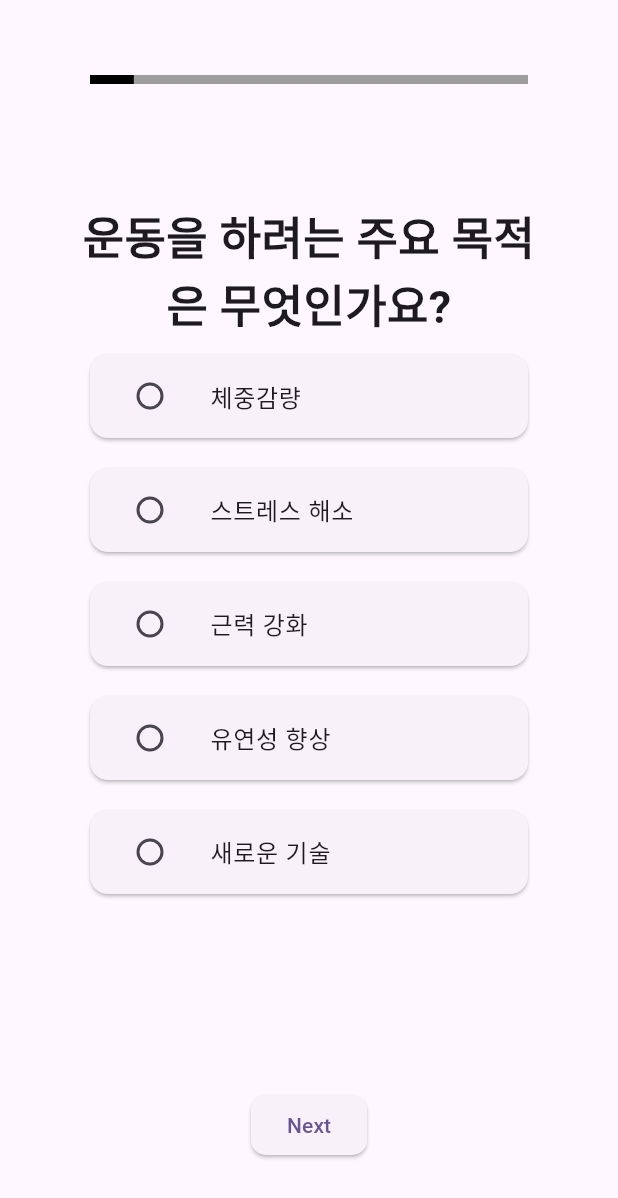
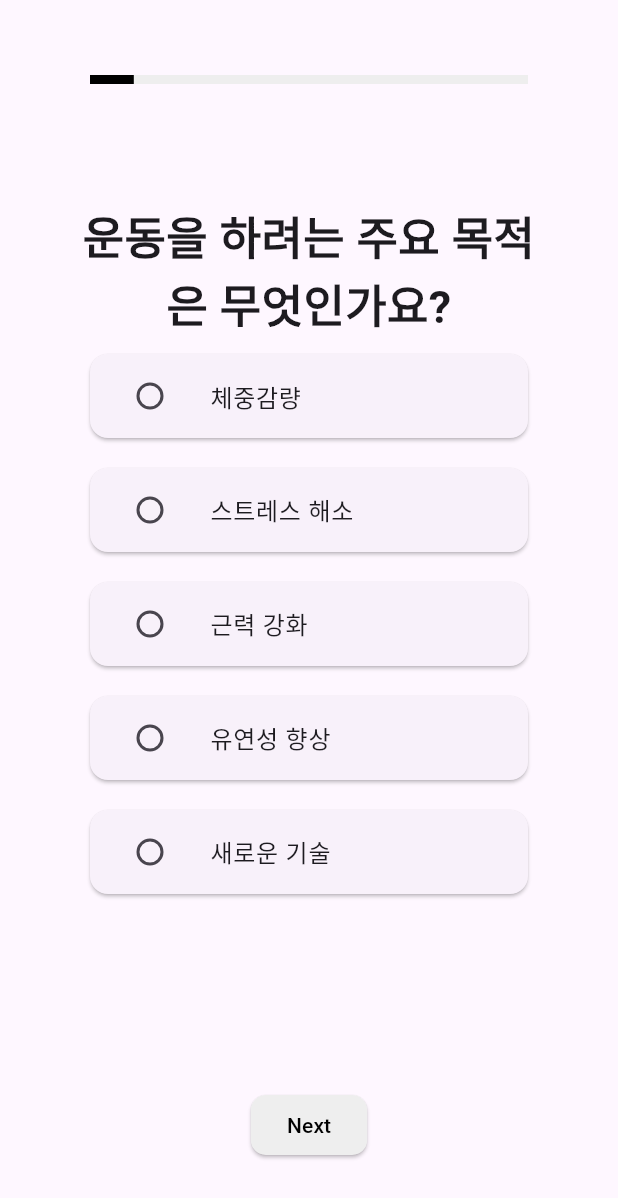
Before and after one commit to juntae123456/eodego_app, a Flutter app: the QuestionSheet widget shown alone on an empty page, opened directly with empty values, on a phone screen of 412 x 824 dp. Shown: the top 1198 px of the screen. Run offline on Flutter 3.47's test engine with Material 3 defaults, Android fonts, the phone set to English and light mode, and no system bars; drawn by our look-alikes of percent_indicator; our stand-ins replace flutter_dotenv, geocoding, google_maps_flutter, location.

Commit message:
질문 최종 ui

```diff
--- a/lib/screen/widget/question_sheet.dart
+++ b/lib/screen/widget/question_sheet.dart
@@ -24,7 +24,7 @@ class _QuestionSheetState extends State<QuestionSheet> {
           LinearPercentIndicator(
             lineHeight: 6.0,
             percent: (_currentPage + 1) / _totalPages,
-            backgroundColor: Colors.grey,
+            backgroundColor: Colors.grey[200],
             progressColor: Colors.black,
           ),
           Expanded(
@@ -79,9 +79,11 @@ class _QuestionSheetState extends State<QuestionSheet> {
           ),
           ElevatedButton(
             style: ElevatedButton.styleFrom(
+              foregroundColor: Colors.black,
+              backgroundColor: Colors.grey[200],
               shape: RoundedRectangleBorder(
                 borderRadius: BorderRadius.circular(10.0),
-              ),
+              ), // Text color
             ),
             onPressed: () {
               setState(() {
```
Also changed, not shown: lib/screen/widget/question_end_sheet.dart (+7 -0 lines).
